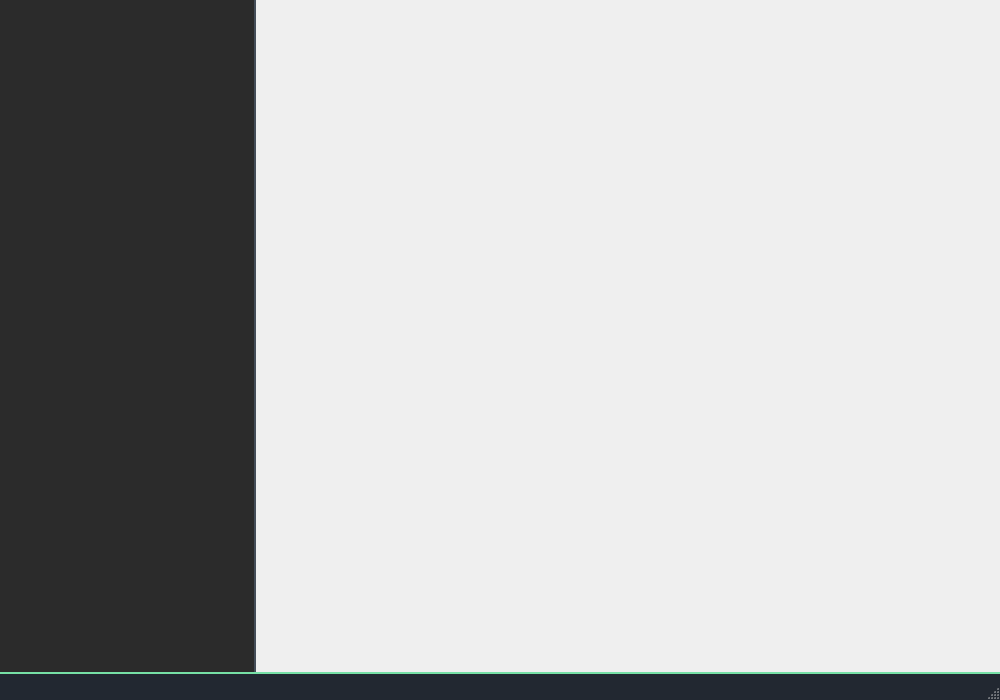
The window that forms/mainwindow.ui (minnesangg/Cerberus) describes before a commit, drawn with Qt 5.
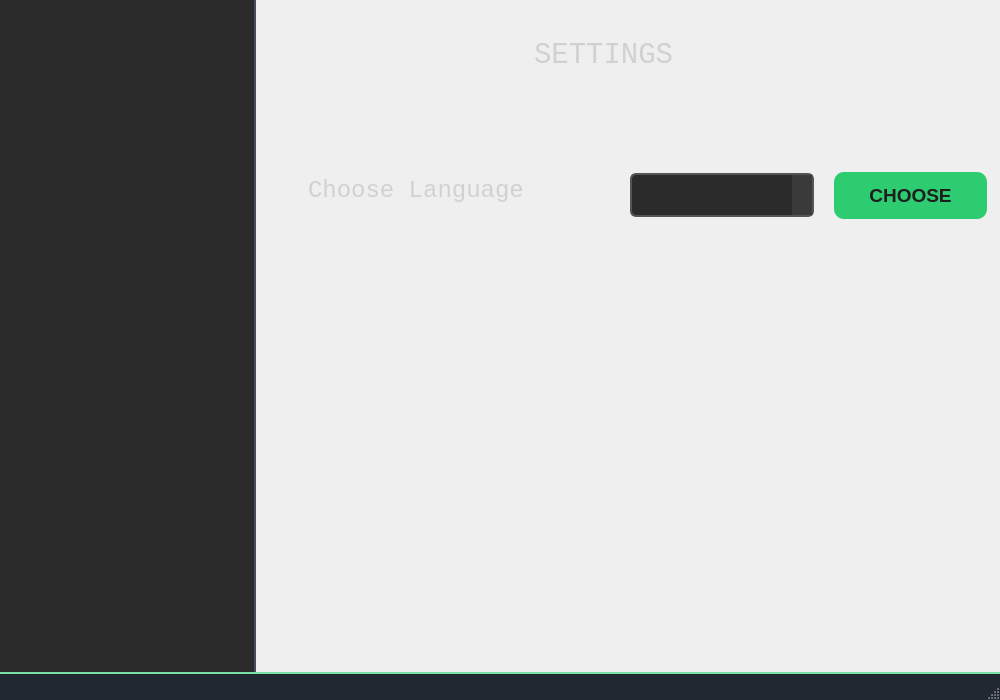
The same window after the commit. The open tabs and pages were chosen to show the change. Icons and pictures are not drawn.

Diff of the .ui file:
```diff
--- a/forms/mainwindow.ui
+++ b/forms/mainwindow.ui
@@ -2053,7 +2053,191 @@
        </widget>
       </widget>
       <widget class="QWidget" name="settingsPage">
-       <layout class="QFormLayout" name="formLayout_2"/>
+       <widget class="QWidget" name="verticalLayoutWidget_9">
+        <property name="geometry">
+         <rect>
+          <x>270</x>
+          <y>20</y>
+          <width>211</width>
+          <height>80</height>
+         </rect>
+        </property>
+        <layout class="QVBoxLayout" name="settingsLabelLayout">
+         <item>
+          <widget class="QLabel" name="settingsLabel">
+           <property name="font">
+            <font>
+             <family>Monospace</family>
+             <pointsize>22</pointsize>
+            </font>
+           </property>
+           <property name="styleSheet">
+            <string notr="true">QLabel {
+    color: #d1d1d1; 
+    margin-bottom: 10px; 
+}</string>
+           </property>
+           <property name="text">
+            <string>SETTINGS</string>
+           </property>
+          </widget>
+         </item>
+        </layout>
+       </widget>
+       <widget class="QWidget" name="horizontalLayoutWidget_4">
+        <property name="geometry">
+         <rect>
+          <x>10</x>
+          <y>160</y>
+          <width>721</width>
+          <height>71</height>
+         </rect>
+        </property>
+        <layout class="QHBoxLayout" name="allLanguagesLayout">
+         <item>
+          <layout class="QVBoxLayout" name="chooseLangLayout">
+           <property name="spacing">
+            <number>6</number>
+           </property>
+           <property name="leftMargin">
+            <number>35</number>
+           </property>
+           <property name="rightMargin">
+            <number>0</number>
+           </property>
+           <item>
+            <widget class="QLabel" name="languageLabel">
+             <property name="font">
+              <font>
+               <family>Monospace</family>
+               <pointsize>18</pointsize>
+              </font>
+             </property>
+             <property name="styleSheet">
+              <string notr="true">QLabel {
+    color: #d1d1d1; 
+    margin-bottom: 10px; 
+}</string>
+             </property>
+             <property name="text">
+              <string>Choose Language</string>
+             </property>
+            </widget>
+           </item>
+          </layout>
+         </item>
+         <item>
+          <layout class="QHBoxLayout" name="chooseLangChoiceLayout">
+           <property name="spacing">
+            <number>20</number>
+           </property>
+           <property name="leftMargin">
+            <number>0</number>
+           </property>
+           <item>
+            <widget class="QComboBox" name="languageCombo">
+             <property name="font">
+              <font>
+               <pointsize>-1</pointsize>
+              </font>
+             </property>
+             <property name="cursor">
+              <cursorShape>PointingHandCursor</cursorShape>
+             </property>
+             <property name="styleSheet">
+              <string notr="true">QComboBox {
+    background-color: #2b2b2b;
+    color: #ffffff;
+    border: 2px solid #555555;
+    border-radius: 6px;
+    font-size: 19px;
+    min-width: 150px;
+    max-width: 250px;
+    min-height: 40px; 
+    height: 40px; 
+    outline: none;
+ 	padding-left: 8px;
+}
+
+QComboBox QAbstractItemView {
+    background-color: #2b2b2b;
+    color: #ffffff;
+    border: none;
+    selection-background-color: #3a3a3a;
+    selection-color: #ffffff;
+    outline: none;
+}
+
+QComboBox QAbstractItemView::item {
+    background-color: transparent;
+    padding: 6px 12px;
+}
+
+QComboBox::drop-down {
+    background-color: #3a3a3a;
+    border: none;
+    width: 20px;
+}
+
+QComboBox::down-arrow {
+    image: url(:/downArrow.png);
+    width: 10px;
+    height: 10px;
+}
+
+QComboBox::drop-down:hover {
+    background-color: #505050;
+}
+</string>
+             </property>
+            </widget>
+           </item>
+           <item>
+            <widget class="QPushButton" name="languageButton">
+             <property name="font">
+              <font>
+               <pointsize>14</pointsize>
+               <bold>true</bold>
+              </font>
+             </property>
+             <property name="cursor">
+              <cursorShape>PointingHandCursor</cursorShape>
+             </property>
+             <property name="styleSheet">
+              <string notr="true">QPushButton {
+    background-color: #2ECC71;
+    color: #1e1e1e; 
+    font-weight: bold;
+    border: none;
+    padding: 12px 24px;
+    border-radius: 10px;
+    min-width: 10px;
+    min-height: 5px; 
+    box-shadow: 0 4px 8px rgba(0, 0, 0, 0.1);
+    transition: background-color 0.3s, box-shadow 0.3s;
+}
+
+QPushButton:hover {
+    background-color: #5bbd88;
+    box-shadow: 0 6px 12px rgba(0, 0, 0, 0.2);
+}
+
+QPushButton:pressed {
+    background-color: #4aa97a;
+    box-shadow: none;
+}
+
+</string>
+             </property>
+             <property name="text">
+              <string>CHOOSE</string>
+             </property>
+            </widget>
+           </item>
+          </layout>
+         </item>
+        </layout>
+       </widget>
       </widget>
      </widget>
     </item>
```
Left out of the diff: 70 changed lines with no effect on the pictures.
